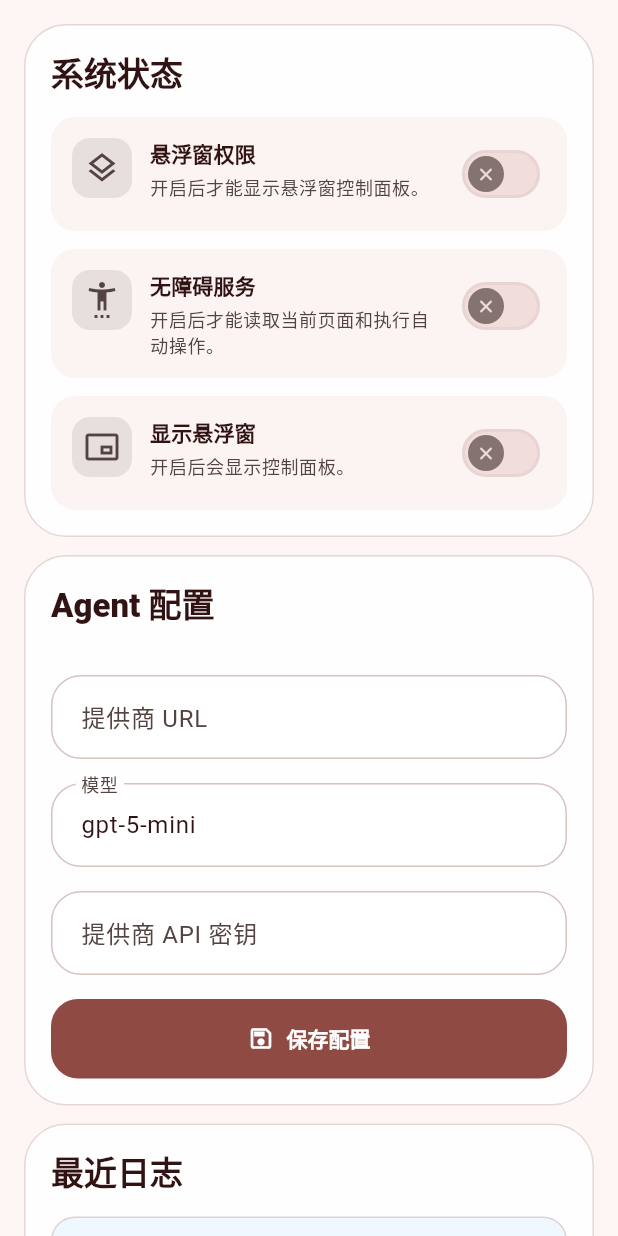
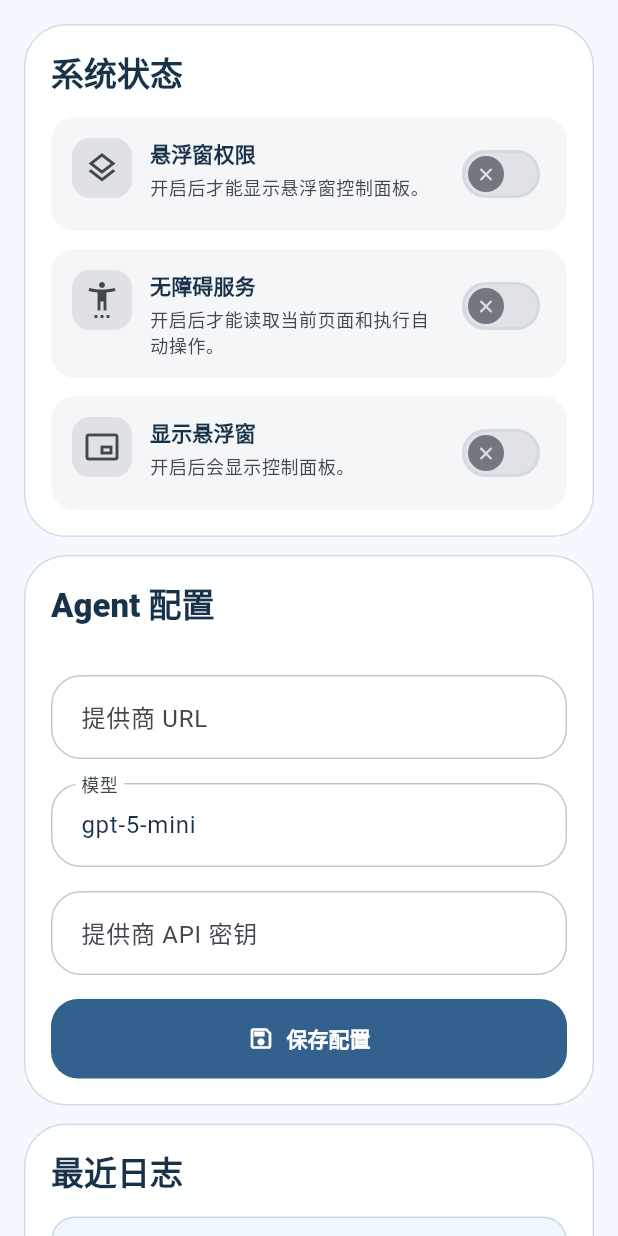
Before and after one commit to zhao004/flutter_answer, a Flutter app: the screen it shows after launch, after a tap on "保存配置", on a phone screen of 412 x 824 dp. Run offline on Flutter 3.47's test engine with Material 3 defaults, Android fonts, the phone set to English and light mode, and no system bars; our stand-ins replace get, shared_preferences; missing offline and left inert: langchain, langchain_openai.

Commit message:
style: 调整浅蓝主题色

```diff
--- a/lib/main.dart
+++ b/lib/main.dart
@@ -3,7 +3,10 @@ import 'package:get/get.dart';
 
 import 'app/routes/app_pages.dart';
 
-const _brandSeedColor = Color(0xFFC62828);
+const _brandSeedColor = Color(0xFF8EC5FF);
+const _appBackgroundColor = Color(0xFFF3F9FF);
+const _appForegroundColor = Color(0xFF18324A);
+const _cardShadowColor = Color(0x1A8EC5FF);
 
 void main() {
   WidgetsFlutterBinding.ensureInitialized();
@@ -27,28 +30,28 @@ ThemeData _buildAppTheme() {
   return ThemeData(
     useMaterial3: true,
     colorScheme: colorScheme,
-    scaffoldBackgroundColor: const Color(0xFFFDF6F4),
+    scaffoldBackgroundColor: _appBackgroundColor,
     textTheme: Typography.material2021().black.apply(
-      bodyColor: const Color(0xFF321314),
-      displayColor: const Color(0xFF321314),
+      bodyColor: _appForegroundColor,
+      displayColor: _appForegroundColor,
     ),
     appBarTheme: AppBarTheme(
       centerTitle: false,
       elevation: 0,
       scrolledUnderElevation: 0,
       backgroundColor: Colors.transparent,
-      foregroundColor: const Color(0xFF321314),
+      foregroundColor: _appForegroundColor,
       surfaceTintColor: Colors.transparent,
       titleTextStyle: Typography.material2021().black.titleLarge?.copyWith(
         fontWeight: FontWeight.w800,
-        color: const Color(0xFF321314),
+        color: _appForegroundColor,
       ),
     ),
     cardTheme: CardThemeData(
       margin: EdgeInsets.zero,
       elevation: 0,
       color: Colors.white.withValues(alpha: 0.94),
-      shadowColor: const Color(0x1AC62828),
+      shadowColor: _cardShadowColor,
       surfaceTintColor: Colors.transparent,
       shape: RoundedRectangleBorder(
         borderRadius: BorderRadius.circular(28),
```
